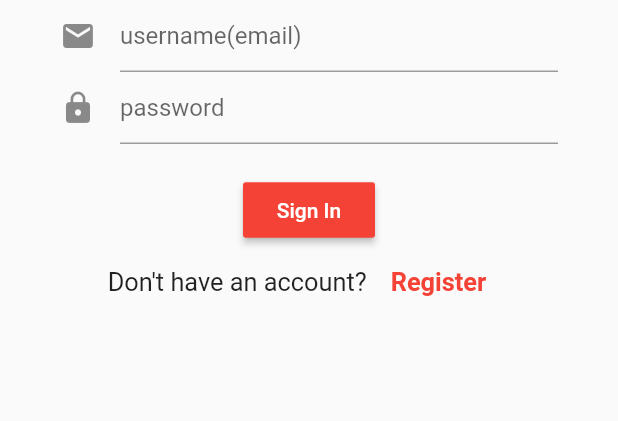
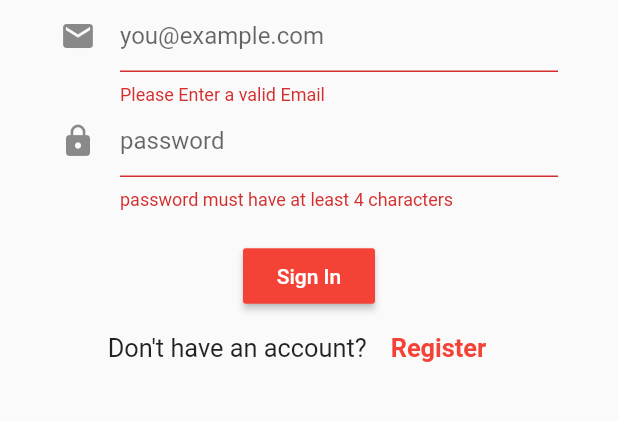
Before and after one commit to NipuniKodithuwakku/online-seat-booking-app, a Flutter app: the screen it shows after launch, after a tap on "Sign In", on a phone screen of 412 x 824 dp, the part 444-865 px from its top. Run offline on Flutter 3.47's test engine with Material 2 defaults, Android fonts, the phone set to English and light mode, and no system bars.

Commit message:
add email and password validators

```diff
--- a/lib/src/ui/login.dart
+++ b/lib/src/ui/login.dart
@@ -40,9 +40,15 @@ class LoginState extends State<Login> {
                       controller: null,
                       keyboardType: TextInputType.emailAddress,
                       decoration: InputDecoration(
-                        hintText: "username(email)",
+                        hintText: "you@example.com",
                         icon: Icon(Icons.email),
                       ),
+                      //add email validator
+                      validator: (String value) {
+                        if (!value.contains('@')) {
+                          return 'Please Enter a valid Email';
+                        }
+                      },
                     ),
                     //passwordField
                     TextFormField(
@@ -51,6 +57,12 @@ class LoginState extends State<Login> {
                         hintText: "password",
                         icon: Icon(Icons.lock),
                       ),
+                      //password validator
+                      validator: (String value) {
+                        if (value.length < 4) {
+                          return 'password must have at least 4 characters';
+                        }
+                      },
                       obscureText: true,
                     ),
 
@@ -61,7 +73,8 @@ class LoginState extends State<Login> {
 
                     RaisedButton(
                       onPressed: () {
-                        formKey.currentState.reset();
+                        print(formKey.currentState.validate());
+                        // formKey.currentState.reset();
                       },
                       padding: EdgeInsets.all(10.5),
                       hoverColor: Colors.blueGrey,
```
